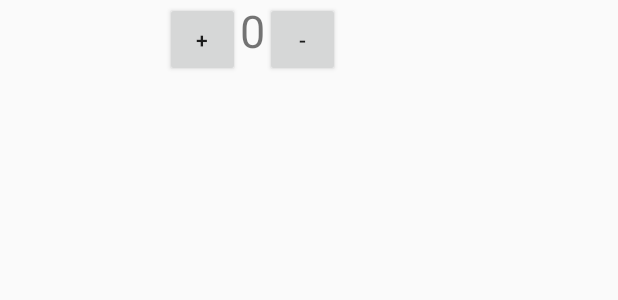
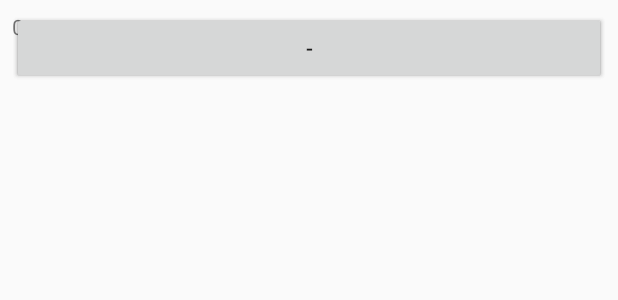
Before and after one commit to davidelombardo/Android1, an Android app: the layout row_item.xml on its own in the app's theme, with its tools: preview values and no code run, on a phone screen of 412 x 824 dp. Shown: the top 300 px of the screen. Run offline under Robolectric (Android 15) with nearby library versions, the phone set to English and light mode, and no system bars.

```diff
--- a/app/src/main/res/layout/row_item.xml
+++ b/app/src/main/res/layout/row_item.xml
@@ -1,36 +1,36 @@
 <?xml version="1.0" encoding="utf-8"?>
-<LinearLayout
-    android:layout_width="wrap_content"
+<RelativeLayout
+    android:layout_width="match_parent"
     android:layout_height="wrap_content"
+    android:padding="8dp"
     android:orientation="horizontal"
     xmlns:android="http://schemas.android.com/apk/res/android">
     <TextView
         android:layout_width="match_parent"
         android:layout_height="wrap_content"
         android:id="@+id/item_name"
-        android:textSize="30dp"
-        android:paddingEnd="60dp"/>
+        />
     <TextView
         android:layout_width="match_parent"
         android:layout_height="wrap_content"
+        android:layout_centerVertical="true"
         android:id="@+id/item_price"
-        android:textSize="30dp"
-        android:paddingEnd="50dp"/>
+        />
     <Button
-        android:layout_width="50dp"
-        android:layout_height="50dp"
+        android:layout_width="match_parent"
+        android:layout_height="wrap_content"
         android:text="@string/piu"
         android:id="@+id/add_btn"/>
 
     <TextView
-        android:layout_width="wrap_content"
+        android:layout_width="match_parent"
         android:layout_height="wrap_content"
         android:id="@+id/num_elements"
         android:text="@string/zero_button"
-        android:textSize="30dp"/>
+        />
     <Button
-        android:layout_width="50dp"
-        android:layout_height="50dp"
+        android:layout_width="match_parent"
+        android:layout_height="wrap_content"
         android:id="@+id/min_btn"
         android:text="@string/meno" />
-</LinearLayout>
+</RelativeLayout>
```
Also changed, not shown: app/src/main/java/com/example/david/myapplication/Food.java (added, +35 -0 lines), app/src/main/java/com/example/david/myapplication/FoodListAdapter.java (+23 -4 lines), app/src/main/java/com/example/david/myapplication/WelcomeActivity.java (+25 -8 lines), app/src/main/res/layout/activity_welcome.xml (+9 -29 lines).
